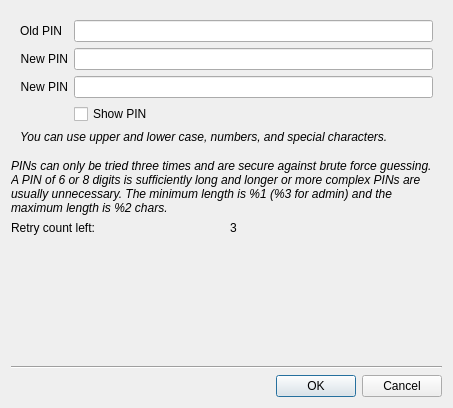
Old version of the form ui/stick20changepassworddialog.ui in the repository Nitrokey/nitrokey-app.
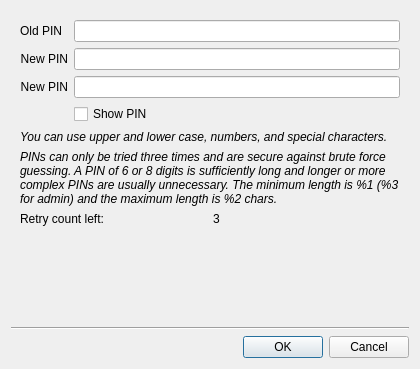
New version of the form. Icons and pictures are not drawn.

```diff
--- a/ui/stick20changepassworddialog.ui
+++ b/ui/stick20changepassworddialog.ui
@@ -6,8 +6,8 @@
    <rect>
     <x>0</x>
     <y>0</y>
-    <width>453</width>
-    <height>408</height>
+    <width>420</width>
+    <height>369</height>
    </rect>
   </property>
   <property name="sizePolicy">
@@ -16,6 +16,12 @@
     <verstretch>0</verstretch>
    </sizepolicy>
   </property>
+  <property name="minimumSize">
+   <size>
+    <width>420</width>
+    <height>300</height>
+   </size>
+  </property>
   <property name="windowTitle">
    <string>Change user PIN</string>
   </property>
@@ -23,7 +29,7 @@
    <iconset resource="../resources.qrc">
     <normaloff>:/images/CS_icon.png</normaloff>:/images/CS_icon.png</iconset>
   </property>
-  <layout class="QVBoxLayout" name="verticalLayout_5">
+  <layout class="QVBoxLayout" name="verticalLayout">
    <item>
     <widget class="QFrame" name="frame">
      <property name="sizePolicy">
@@ -111,11 +117,14 @@
         </property>
        </widget>
       </item>
-     </layout>
-    </widget>
-   </item>
    <item>
     <widget class="QLabel" name="label_additional_information">
+        <property name="sizePolicy">
+         <sizepolicy hsizetype="Preferred" vsizetype="Preferred">
+          <horstretch>0</horstretch>
+          <verstretch>0</verstretch>
+         </sizepolicy>
+        </property>
      <property name="mouseTracking">
       <bool>true</bool>
      </property>
@@ -148,18 +157,18 @@
      </item>
     </layout>
    </item>
+     </layout>
+    </widget>
+   </item>
    <item>
     <spacer name="verticalSpacer">
      <property name="orientation">
       <enum>Qt::Vertical</enum>
      </property>
-     <property name="sizeType">
-      <enum>QSizePolicy::Expanding</enum>
-     </property>
      <property name="sizeHint" stdset="0">
       <size>
-       <width>0</width>
-       <height>0</height>
+       <width>20</width>
+       <height>40</height>
       </size>
      </property>
     </spacer>
```
Lines whose indentation alone changed are shown as unchanged.
